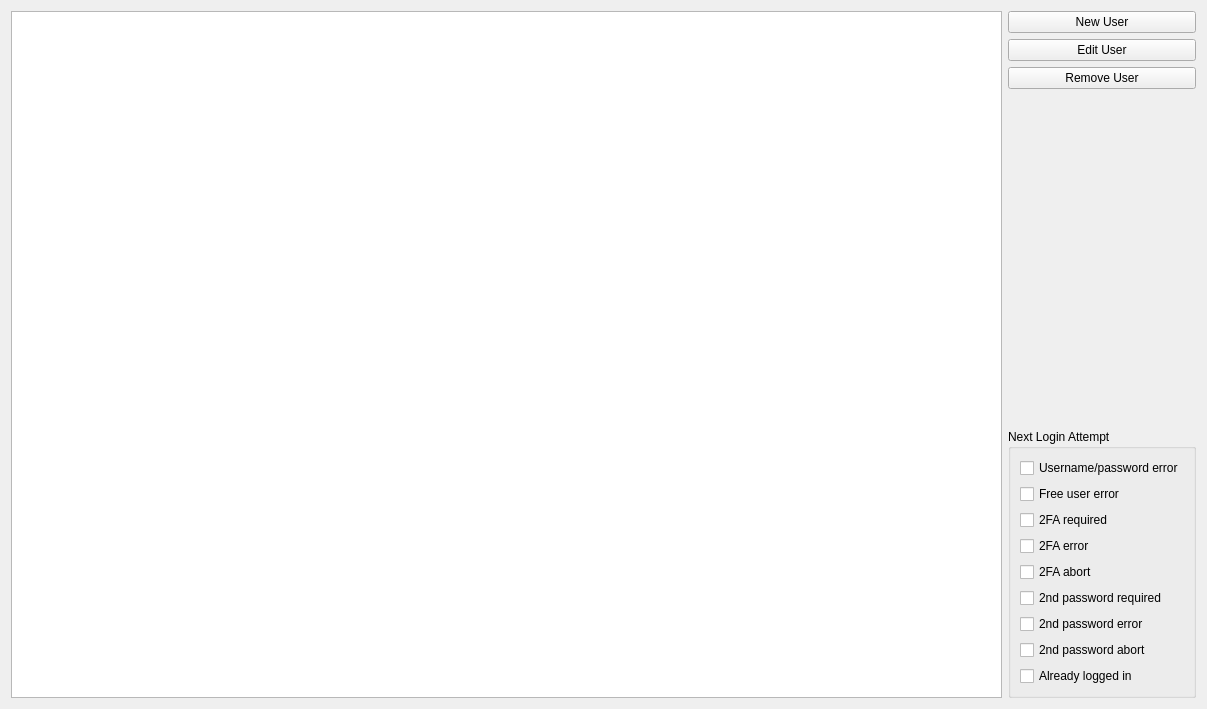
Before: the Qt Designer form internal/frontend/bridge-gui/bridge-gui-tester/Tabs/UsersTab.ui in ProtonMail/proton-bridge, drawn with Qt 5.
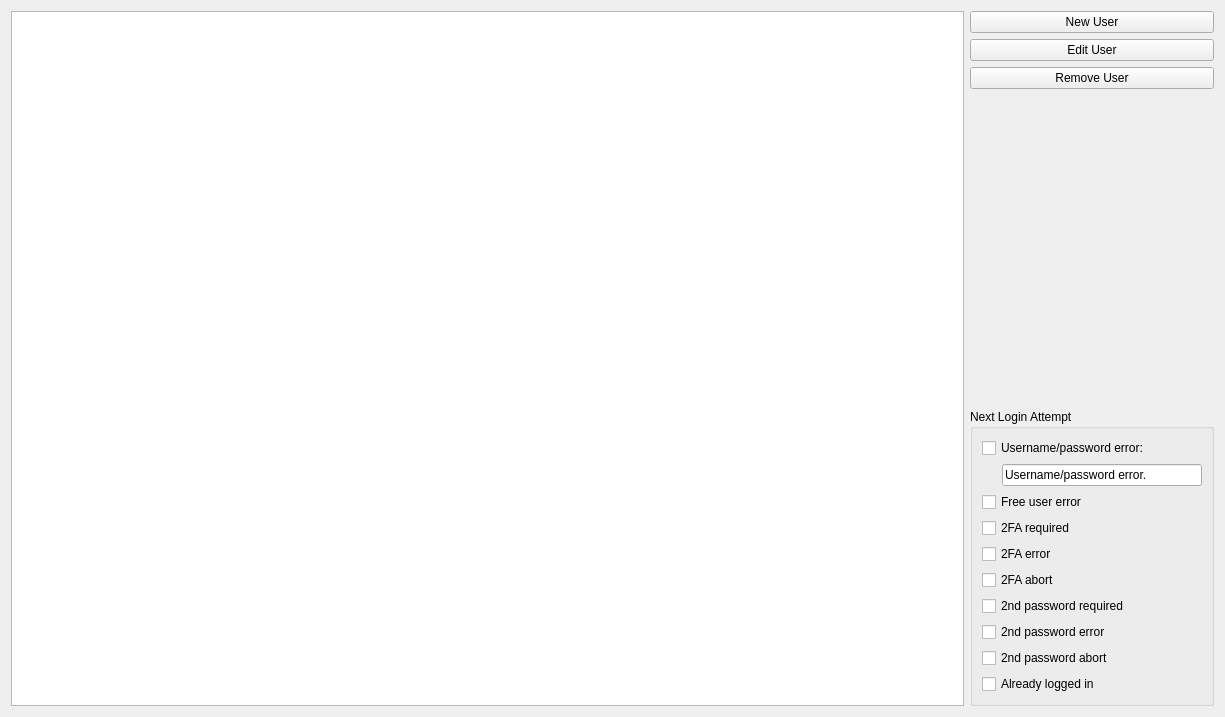
After: the same form once the commit is applied.

Commit message: GODT-1824: sign-in error label did not wrap.

Diff of the .ui file:
```diff
--- a/internal/frontend/bridge-gui/bridge-gui-tester/Tabs/UsersTab.ui
+++ b/internal/frontend/bridge-gui/bridge-gui-tester/Tabs/UsersTab.ui
@@ -6,14 +6,14 @@
    <rect>
     <x>0</x>
     <y>0</y>
-    <width>1207</width>
-    <height>709</height>
+    <width>1225</width>
+    <height>717</height>
    </rect>
   </property>
   <property name="windowTitle">
    <string>Form</string>
   </property>
-  <layout class="QHBoxLayout" name="horizontalLayout">
+  <layout class="QHBoxLayout" name="horizontalLayout" stretch="1,0">
    <item>
     <widget class="QTableView" name="tableUserList">
      <property name="selectionMode">
@@ -81,10 +81,46 @@
         <item>
          <widget class="QCheckBox" name="checkUsernamePasswordError">
           <property name="text">
-           <string>Username/password error</string>
+           <string>Username/password error:</string>
           </property>
          </widget>
         </item>
+        <item>
+         <layout class="QHBoxLayout" name="horizontalLayout_2">
+          <property name="spacing">
+           <number>0</number>
+          </property>
+          <item>
+           <spacer name="horizontalSpacer">
+            <property name="orientation">
+             <enum>Qt::Horizontal</enum>
+            </property>
+            <property name="sizeType">
+             <enum>QSizePolicy::Fixed</enum>
+            </property>
+            <property name="sizeHint" stdset="0">
+             <size>
+              <width>20</width>
+              <height>10</height>
+             </size>
+            </property>
+           </spacer>
+          </item>
+          <item>
+           <widget class="QLineEdit" name="editUsernamePasswordError">
+            <property name="minimumSize">
+             <size>
+              <width>200</width>
+              <height>0</height>
+             </size>
+            </property>
+            <property name="text">
+             <string>Username/password error.</string>
+            </property>
+           </widget>
+          </item>
+         </layout>
+        </item>
         <item>
          <widget class="QCheckBox" name="checkFreeUserError">
           <property name="text">
```
The commit also changes 4 other files.
